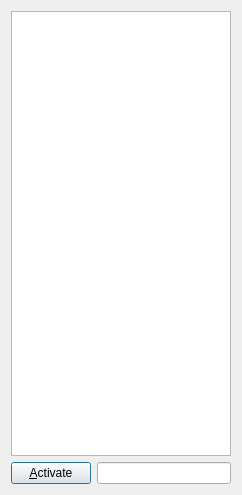
This is dialog.ui in shaan7/Kapotah as Qt 5 draws it before an edit. The edited form follows.
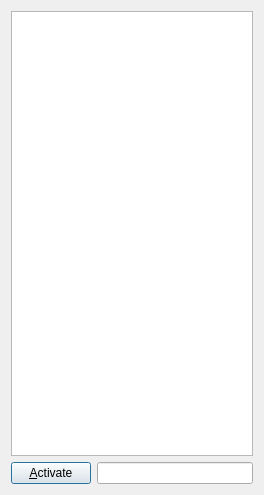
This is the edited form.

Commit message: dialog window title set...

```diff
--- a/dialog.ui
+++ b/dialog.ui
@@ -6,7 +6,7 @@
    <rect>
     <x>0</x>
     <y>0</y>
-    <width>242</width>
+    <width>264</width>
     <height>495</height>
    </rect>
   </property>
```
The commit also changes 2 other files.
